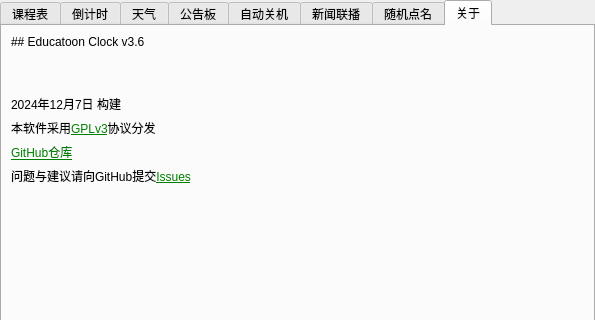
Qt form ui/setting.ui (Return-Log/Education-Clock) before a commit; both pictures show x 0 to 595 and y 0 to 320 of the 595 by 630 pixel window.
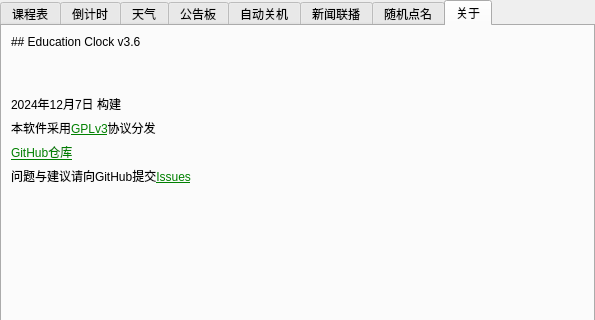
The same form after that commit. The open tabs and pages were chosen to show the change. Icons and pictures are not drawn.

Diff of the .ui file:
```diff
--- a/ui/setting.ui
+++ b/ui/setting.ui
@@ -729,7 +729,7 @@
        <item row="0" column="1" colspan="3">
         <widget class="QLabel" name="label_32">
          <property name="text">
-          <string>## Educatoon Clock v3.6</string>
+          <string>## Education Clock v3.6</string>
          </property>
          <property name="textFormat">
           <enum>Qt::MarkdownText</enum>
```
